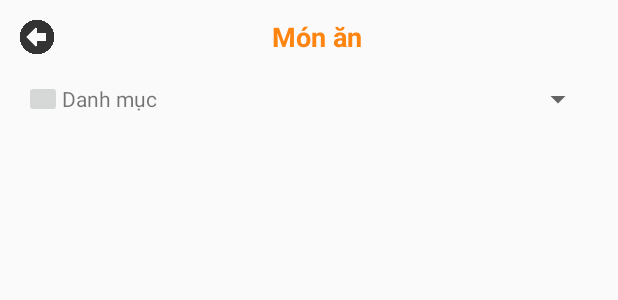
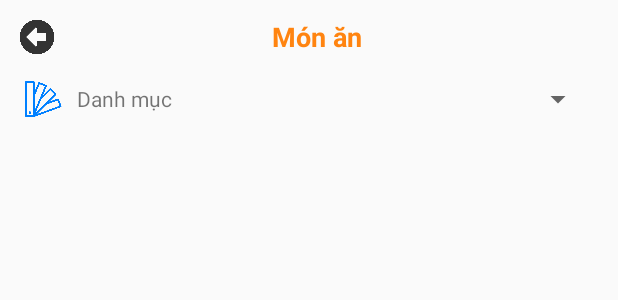
Before and after one commit to herotf3/FoodNow, an Android app: the layout fragment_list_food.xml on its own in the app's theme, with its tools: preview values and no code run, on a phone screen of 412 x 824 dp. Shown: the top 300 px of the screen. Run offline under Robolectric (Android 15) with nearby library versions, the phone set to English and light mode, and no system bars.

Commit message:
list food screen near finish

```diff
--- a/app/src/main/java/com/example/asus/foodnow/Adapter/OnOrderSelect.java
+++ b/app/src/main/java/com/example/asus/foodnow/Adapter/OnOrderSelect.java
@@ -6,6 +6,6 @@ import com.example.asus.foodnow.Model.Food;
  * Created by ASUS on 12/8/2017.
  */
 
-interface OnOrderSelect {
+public interface OnOrderSelect {
     public void onOrderFoodCallback(Food food);
 }
--- a/app/src/main/java/com/example/asus/foodnow/Fragment/SearchAndPick/FragmentListFood.java
+++ b/app/src/main/java/com/example/asus/foodnow/Fragment/SearchAndPick/FragmentListFood.java
@@ -11,6 +11,8 @@ import android.view.ViewGroup;
 import android.view.animation.ScaleAnimation;
 import android.widget.ImageView;
 
+import com.example.asus.foodnow.Adapter.OnOrderSelect;
+import com.example.asus.foodnow.Model.Food;
 import com.example.asus.foodnow.R;
 import com.example.asus.foodnow.UICustomView.ImageExpanable;
 
@@ -18,7 +20,7 @@ import com.example.asus.foodnow.UICustomView.ImageExpanable;
  * Created by ASUS on 12/7/2017.
  */
 
-public class FragmentListFood extends Fragment{
+public class FragmentListFood extends Fragment implements OnOrderSelect {
     View root;
     ImageExpanable imgFood;
     boolean zoom=false;
@@ -43,4 +45,8 @@ public class FragmentListFood extends Fragment{
     }
 
 
+    @Override
+    public void onOrderFoodCallback(Food food) {
+
+    }
 }
--- a/app/src/main/res/layout/fragment_list_food.xml
+++ b/app/src/main/res/layout/fragment_list_food.xml
@@ -21,6 +21,7 @@
             android:background="@color/transparent"
             />
         <TextView
+            android:id="@+id/tv_food_or_drink"
             android:layout_width="0dp"
             android:layout_height="match_parent"
             android:layout_weight="8"
@@ -43,7 +44,11 @@
         <ImageButton
             android:id="@+id/btn_catalog"
             android:layout_width="@dimen/toolbar_icon"
-            android:layout_height="@dimen/toolbar_icon" />
+            android:layout_height="@dimen/toolbar_icon"
+            android:src="@drawable/icon_catalog_en"
+            android:scaleType="centerInside"
+            android:background="@color/transparent"
+            android:layout_marginEnd="10dp"/>
         <TextView
             android:layout_width="wrap_content"
             android:layout_height="wrap_content"
@@ -51,12 +56,19 @@
 
             />
         <Spinner
+            android:id="@+id/list_food_catalog"
             android:layout_width="match_parent"
             android:layout_height="wrap_content"
             android:layout_marginStart="@dimen/toolbar_icon"
             android:gravity="center">
 
         </Spinner>
+    </LinearLayout>
+    <!-- end line danh muc-->
 
-    </LinearLayout>
+    <android.support.v7.widget.RecyclerView
+        android:layout_width="match_parent"
+        android:layout_height="wrap_content">
+
+    </android.support.v7.widget.RecyclerView>
 </LinearLayout>
```
